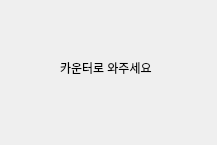
Above: ui/cashPay.ui from BSEom/miniP_kiosk before the change. Below: the same form after it.
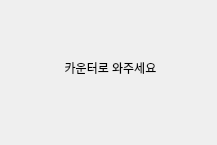
That is the form after the change.

Commit message: ui 수정

Patch:
```diff
--- a/ui/cashPay.ui
+++ b/ui/cashPay.ui
@@ -10,13 +10,19 @@
     <height>145</height>
    </rect>
   </property>
+  <property name="minimumSize">
+   <size>
+    <width>217</width>
+    <height>145</height>
+   </size>
+  </property>
   <property name="windowTitle">
    <string>Form</string>
   </property>
   <widget class="QLabel" name="label_2">
    <property name="geometry">
     <rect>
-     <x>60</x>
+     <x>40</x>
      <y>60</y>
      <width>141</width>
      <height>16</height>
@@ -25,6 +31,9 @@
    <property name="text">
     <string>카운터로 와주세요</string>
    </property>
+   <property name="alignment">
+    <set>Qt::AlignCenter</set>
+   </property>
   </widget>
  </widget>
  <resources/>
```
The commit also changes 6 other files.
